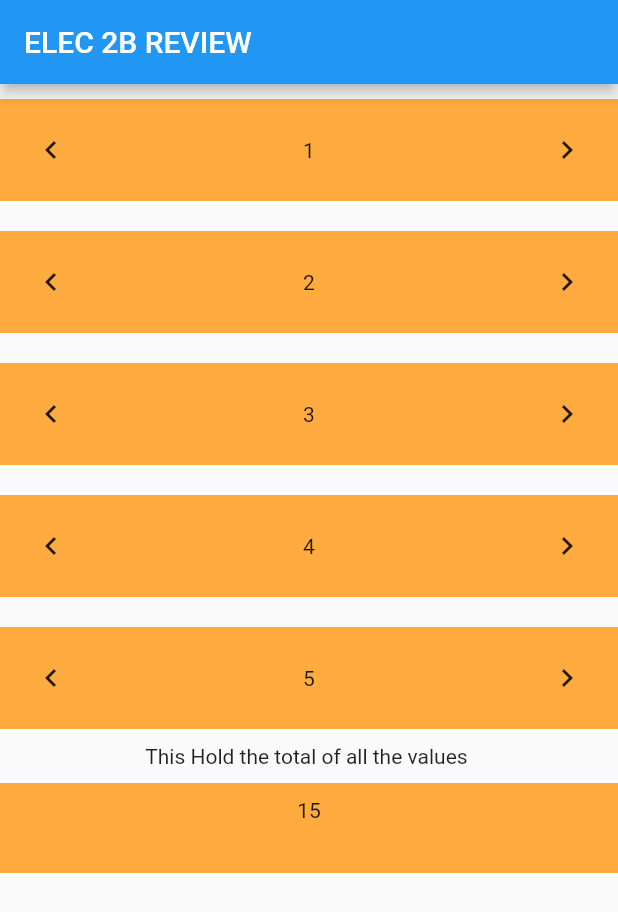
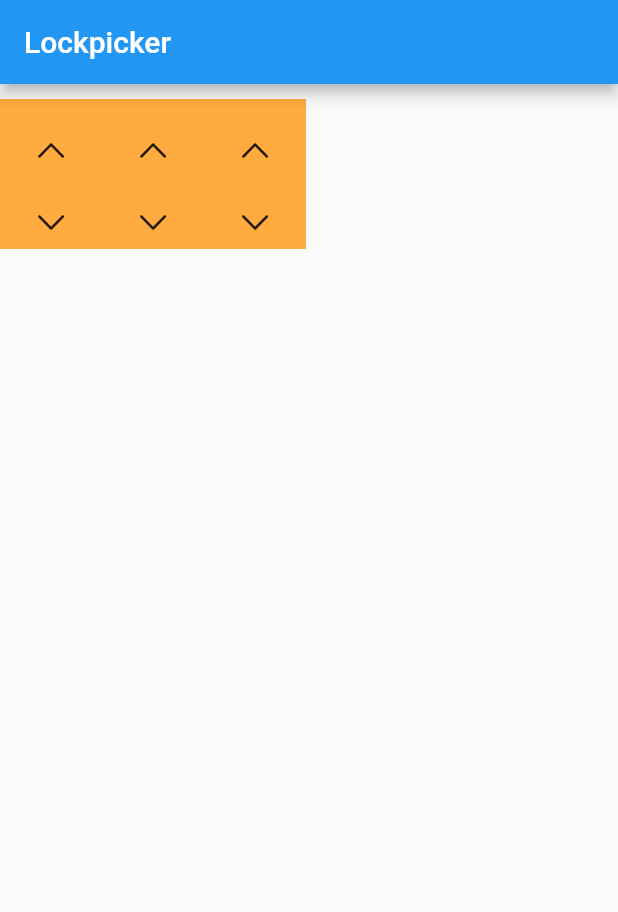
Before and after one commit to MasterChiefCarl/Garces_CarlBenedict_todos, a Flutter app: the screen it shows after launch, on a phone screen of 412 x 824 dp. Shown: the top 912 px of the screen. Run offline on Flutter 3.47's test engine with Material 2 defaults, Android fonts, the phone set to English and light mode, and no system bars.

```diff
--- a/lib/main.dart
+++ b/lib/main.dart
@@ -1,5 +1,6 @@
 // ignore_for_file: prefer_const_constructors, unused_local_variable
 
+import 'package:flutter/cupertino.dart';
 import 'package:flutter/material.dart';
 
 void main() {
@@ -33,37 +34,46 @@ class MyHomePage extends StatefulWidget {
 }
 
 class _MyHomePageState extends State<MyHomePage> {
-  List<int> values = [1, 2, 3, 4, 5];
+  List<int> values = [0, 0, 0];
 
   @override
   Widget build(BuildContext context) {
     return Scaffold(
         appBar: AppBar(
-          title: const Text("ELEC 2B REVIEW"),
+          title: const Text("Lockpicker"),
         ),
-        body: Column(
+        body: SizedBox(
+          height: 120,
+          child: Row(
             children: [
               for (int i = 0; i < values.length; i++)
-              IncrementalNumberHolderStl(
+                SafeDial(
                   startval: values[i],
                   onInc: () {
                     setState(() {
+                      if (values[i] < 9) {
                         values[i]++;
+                      }
                     });
                   },
                   onDec: () {
                     setState(() {
+                      if (values[i] > 0) {
                         values[i]--;
+                      }
                     });
                   },
                 ),
-            Text("This Hold the total of all the values "),
-            GestureDetector(
-              onTap: () {setState((){
-                values = [0,0,0,0,0];
-              });},
-                child: NumberHolder(content: sumOfAllValues(values))),
+              // Text("This Hold the total of all the values "),
+              // GestureDetector(
+              //     onTap: () {
+              //       setState(() {
+              //         values = [0, 0, 0];
+              //       });
+              //     },
+              //     child: NumberHolder(content: sumOfAllValues(values))),
             ],
+          ),
         ));
   }
 
@@ -94,12 +104,11 @@ class NumberHolder extends StatelessWidget {
   }
 }
 
-class IncrementalNumberHolderStl extends StatelessWidget {
+class SafeDial extends StatelessWidget {
   final int startval;
   final Function()? onInc;
   final Function()? onDec;
-  const IncrementalNumberHolderStl(
-      {Key? key, required this.startval, this.onInc, this.onDec})
+  const SafeDial({Key? key, required this.startval, this.onInc, this.onDec})
       : super(key: key);
 
   @override
@@ -107,13 +116,15 @@ class IncrementalNumberHolderStl extends StatelessWidget {
     return Container(
       margin: const EdgeInsets.symmetric(vertical: 10),
       padding: const EdgeInsets.all(10),
-      width: double.infinity,
       color: Colors.orangeAccent,
-      child: Row(
+      child: Column(
         children: [
-          IconButton(onPressed: onDec, icon: const Icon(Icons.chevron_left)),
-          Expanded(child: Text("$startval", textAlign: TextAlign.center)),
-          IconButton(onPressed: onInc, icon: const Icon(Icons.chevron_right)),
+          IconButton(
+              onPressed: onInc, icon: const Icon(CupertinoIcons.chevron_up)),
+          Expanded(
+              flex: 3, child: Text("$startval", textAlign: TextAlign.center)),
+          IconButton(
+              onPressed: onDec, icon: const Icon(CupertinoIcons.chevron_down)),
         ],
       ),
     );
```
Lines whose indentation alone changed are shown as unchanged.
